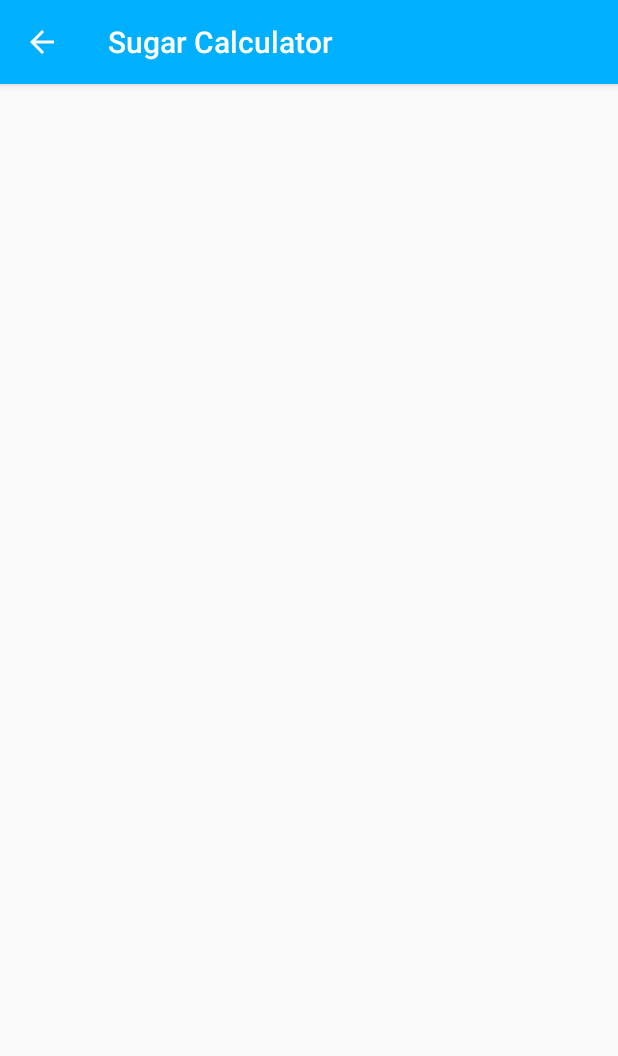
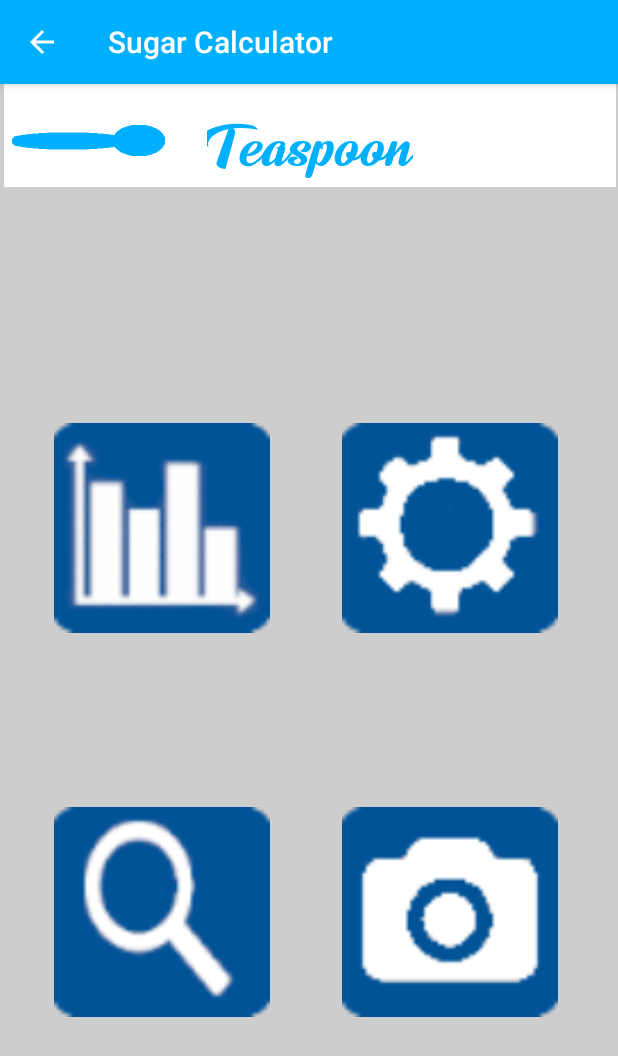
Before and after one commit to kristenmabry/rosehack_app, an Android app: the NavigationScreen screen opened directly, with no data from a screen before it, on a phone screen of 412 x 824 dp. Shown: the top 1056 px of the screen. Run offline under Robolectric (Android 15) with nearby library versions, the phone set to English and light mode, and no system bars.

Commit message:
Fixed welcome bugs. Added screen layout

```diff
--- a/SugarCalculator/app/src/main/res/layout/activity_navigation_screen.xml
+++ b/SugarCalculator/app/src/main/res/layout/activity_navigation_screen.xml
@@ -4,6 +4,95 @@
     xmlns:tools="http://schemas.android.com/tools"
     android:layout_width="match_parent"
     android:layout_height="match_parent"
+    android:background="@color/colorBackground"
     tools:context=".NavigationScreen">
 
+    <TextView
+        android:id="@+id/textView"
+        android:layout_width="wrap_content"
+        android:layout_height="wrap_content"
+        android:layout_marginStart="8dp"
+        android:layout_marginLeft="8dp"
+        android:layout_marginEnd="8dp"
+        android:layout_marginRight="8dp"
+        android:background="@color/colorAccent"
+        android:paddingLeft="135dp"
+        android:paddingRight="135dp"
+        android:text="@string/teaspoon"
+        android:textColor="@color/colorPrimary"
+        android:textSize="56sp"
+        app:fontFamily="@font/lemonjelly_copy"
+        app:layout_constraintEnd_toEndOf="parent"
+        app:layout_constraintHorizontal_bias="0.498"
+        app:layout_constraintStart_toStartOf="parent"
+        app:layout_constraintTop_toTopOf="parent" />
+
+    <ImageView
+        android:id="@+id/imageView2"
+        android:layout_width="102dp"
+        android:layout_height="27dp"
+        android:layout_marginStart="8dp"
+        android:layout_marginLeft="8dp"
+        android:layout_marginTop="24dp"
+        android:layout_marginEnd="8dp"
+        android:layout_marginRight="8dp"
+        android:contentDescription="@string/title_logo_dsc"
+        app:layout_constraintEnd_toEndOf="@+id/textView"
+        app:layout_constraintHorizontal_bias="0.0"
+        app:layout_constraintStart_toStartOf="parent"
+        app:layout_constraintTop_toTopOf="parent"
+        app:srcCompat="@drawable/spoon_blue" />
+
+    <ImageView
+        android:id="@+id/imageView3"
+        android:layout_width="144dp"
+        android:layout_height="144dp"
+        android:layout_marginStart="36dp"
+        android:layout_marginLeft="36dp"
+        android:layout_marginBottom="112dp"
+        app:layout_constraintBottom_toTopOf="@+id/imageView5"
+        app:layout_constraintStart_toStartOf="parent"
+        app:srcCompat="@drawable/stats_icon" />
+
+    <ImageView
+        android:id="@+id/imageView4"
+        android:layout_width="144dp"
+        android:layout_height="144dp"
+        android:layout_marginStart="48dp"
+        android:layout_marginLeft="48dp"
+        android:layout_marginEnd="8dp"
+        android:layout_marginRight="8dp"
+        android:layout_marginBottom="112dp"
+        app:layout_constraintBottom_toTopOf="@+id/imageView6"
+        app:layout_constraintEnd_toEndOf="parent"
+        app:layout_constraintHorizontal_bias="0.0"
+        app:layout_constraintStart_toEndOf="@+id/imageView3"
+        app:srcCompat="@drawable/gear_icon" />
+
+    <ImageView
+        android:id="@+id/imageView5"
+        android:layout_width="144dp"
+        android:layout_height="144dp"
+        android:layout_marginStart="36dp"
+        android:layout_marginLeft="36dp"
+        android:layout_marginBottom="144dp"
+        app:layout_constraintBottom_toBottomOf="parent"
+        app:layout_constraintStart_toStartOf="parent"
+        app:srcCompat="@drawable/search_icon" />
+
+    <ImageView
+        android:id="@+id/imageView6"
+        android:layout_width="144dp"
+        android:layout_height="144dp"
+        android:layout_marginStart="48dp"
+        android:layout_marginLeft="48dp"
+        android:layout_marginEnd="8dp"
+        android:layout_marginRight="8dp"
+        android:layout_marginBottom="144dp"
+        app:layout_constraintBottom_toBottomOf="parent"
+        app:layout_constraintEnd_toEndOf="parent"
+        app:layout_constraintHorizontal_bias="0.0"
+        app:layout_constraintStart_toEndOf="@+id/imageView5"
+        app:srcCompat="@drawable/camera_icon" />
+
 </android.support.constraint.ConstraintLayout>
--- a/SugarCalculator/app/src/main/res/values/colors.xml
+++ b/SugarCalculator/app/src/main/res/values/colors.xml
@@ -3,4 +3,5 @@
     <color name="colorPrimary">#00B0FF</color>
     <color name="colorPrimaryDark">#005397</color>
     <color name="colorAccent">#FFFFFF</color>
+    <color name="colorBackground">#CDCDCD</color>
 </resources>
```
Also changed, not shown: SugarCalculator/app/src/main/res/drawable/camera_icon.png (added), SugarCalculator/app/src/main/res/drawable/gear_icon.png (added), SugarCalculator/app/src/main/res/drawable/search_icon.png (added), SugarCalculator/app/src/main/res/drawable/spoon_blue.png (added), SugarCalculator/app/src/main/res/drawable/stats_icon.png (added).
